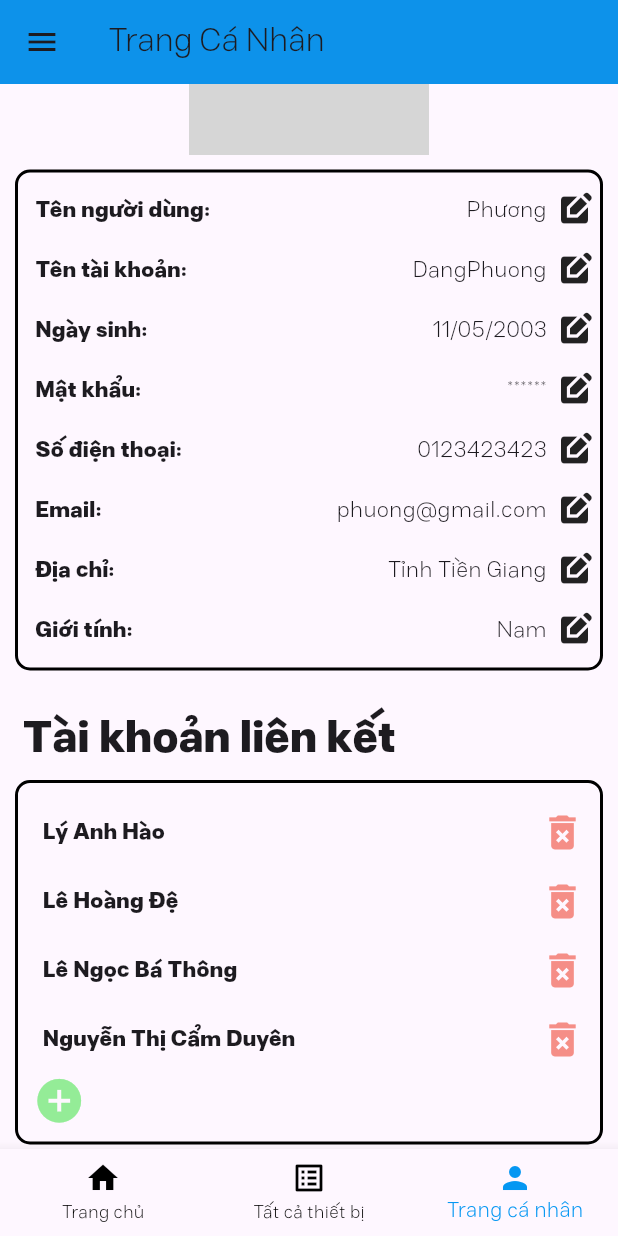
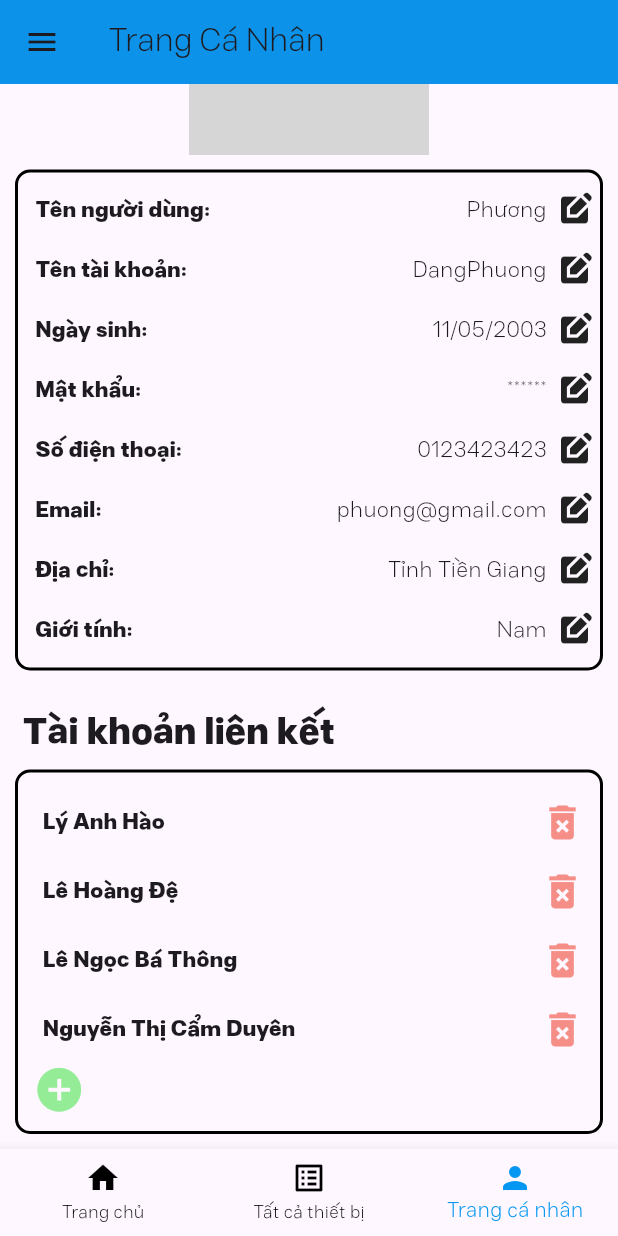
Before and after one commit to vongola-le/DoAn_Nhung, a Flutter app: the screen it shows after launch, scrolled down 123 dp, on a phone screen of 412 x 824 dp. Run offline on Flutter 3.47's test engine with Material 2 defaults, Android fonts, the light colour scheme and no system bars; missing offline and left inert: bottom_drawer; network calls fail; grey boxes are pictures that could not be loaded.

Commit message:
Chỉnh sửa fontsize Profile

```diff
--- a/DoAn/app_smart_house/lib/view/Profile.dart
+++ b/DoAn/app_smart_house/lib/view/Profile.dart
@@ -73,7 +73,7 @@ class _ProfileState extends State<Profile> {
                 crossAxisAlignment: CrossAxisAlignment.start,
                 children: [
                   const Padding(padding: EdgeInsets.all(5),
-                  child: Text("Tài khoản liên kết", style: TextStyle(fontWeight: FontWeight.bold,fontSize: 30)),),
+                  child: Text("Tài khoản liên kết", style: TextStyle(fontWeight: FontWeight.bold,fontSize: 25)),),
                    Container(
                         width: MediaQuery.of(context).size.width-20,
                         decoration:  BoxDecoration(
@@ -200,6 +200,7 @@ class _DrawerEditProfileState extends State<DrawerEditProfile> {
               stt==7?const Text("Chỉnh sửa địa chỉ",style: TextStyle(fontSize: 20,fontWeight: FontWeight.bold)):const Text("Chỉnh sửa giới tính",style: TextStyle(fontSize: 20,fontWeight: FontWeight.bold)))));
     Sex? _sex=sexbool?Sex.male:Sex.female;
     return BottomDrawer(
+
       header: title,
        body: Column(children: [
         const Padding(padding: EdgeInsets.all(10)),
```
